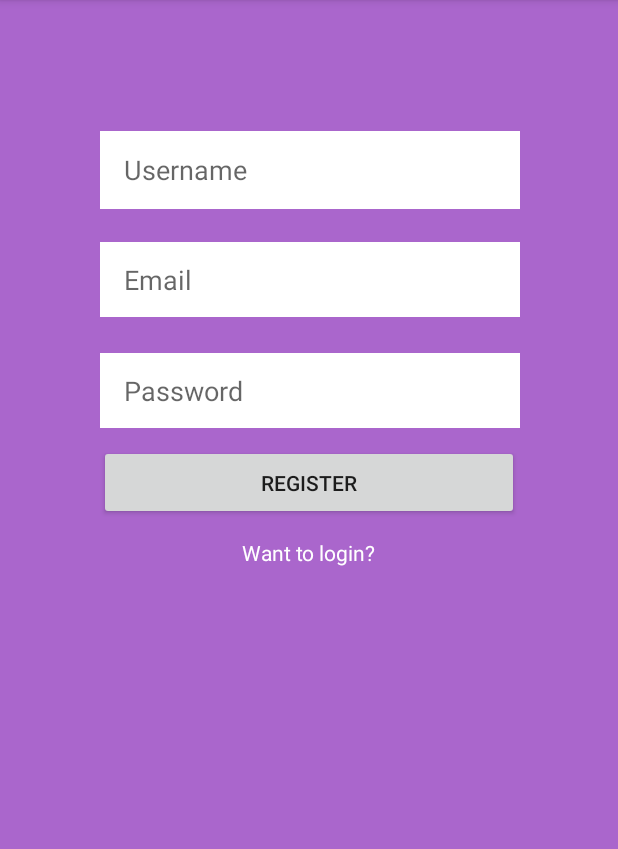
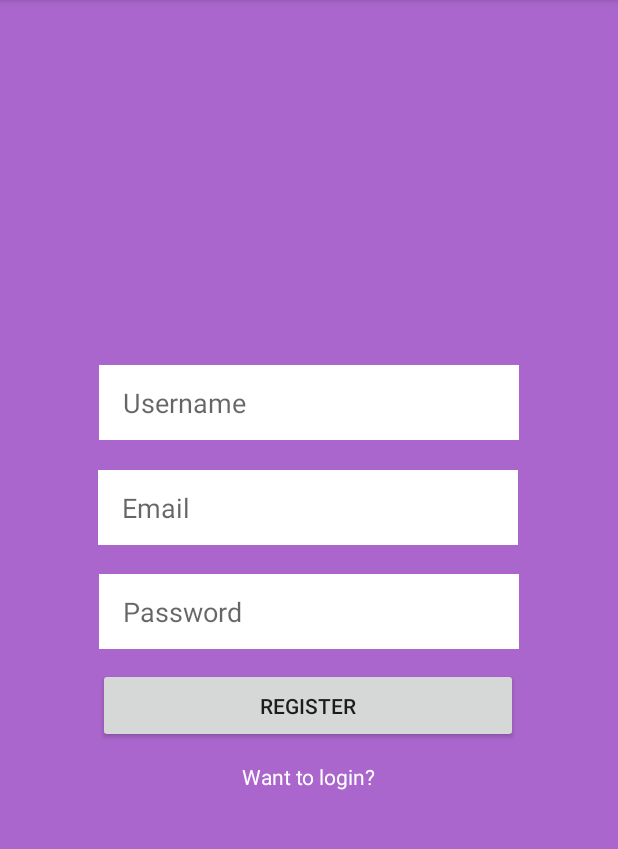
Before and after one commit to simenghe/Messaging, an Android app: the screen it shows after launch (MainActivity), after a tap on "REGISTER", on a phone screen of 412 x 824 dp, the part 84-933 px from its top. Run offline under Robolectric (Android 15) with nearby library versions, the phone set to English and light mode, and no system bars; our stand-ins replace Firebase (no records; nobody signed in at launch, a user with empty details on screens opened directly).

```diff
--- a/app/build.gradle
+++ b/app/build.gradle
@@ -24,6 +24,8 @@ android {
 
 dependencies {
     implementation'com.google.firebase:firebase-core:16.0.0'
+    implementation 'com.google.firebase:firebase-auth:16.0.3'
+
     implementation fileTree(dir: 'libs', include: ['*.jar'])
     implementation"org.jetbrains.kotlin:kotlin-stdlib-jdk7:$kotlin_version"
     //noinspection GradleCompatible
--- a/app/src/main/java/com/example/simen/newmessages/MainActivity.kt
+++ b/app/src/main/java/com/example/simen/newmessages/MainActivity.kt
@@ -6,6 +6,7 @@ import android.support.v7.app.AppCompatActivity
 import android.os.Bundle
 import android.util.Log
 import android.view.View
+import com.google.firebase.auth.FirebaseAuth
 import kotlinx.android.synthetic.main.activity_main.*
 
 class MainActivity : AppCompatActivity() {
@@ -19,6 +20,13 @@ class MainActivity : AppCompatActivity() {
             val password=editPassword.text.toString()
             Log.d("MainActivity","This is your password "+ password)
             //Firebase first time.
+
+            FirebaseAuth.getInstance().createUserWithEmailAndPassword(email,password)
+                    .addOnCompleteListener{
+                        if(!it.isSuccessful) return@addOnCompleteListener
+                        //else if successfull
+                        Log.d("Main","Success:${it.result.user.uid}")
+                    }
         }
         txtLogin.setOnClickListener{
             Log.d("MainActivity","Show login activity")
--- a/app/src/main/res/layout/activity_main.xml
+++ b/app/src/main/res/layout/activity_main.xml
@@ -10,28 +10,26 @@
     <EditText
         android:id="@+id/editUser"
         android:layout_width="280dp"
-        android:layout_height="52dp"
+        android:layout_height="50dp"
         android:layout_marginBottom="8dp"
         android:layout_marginEnd="8dp"
         android:layout_marginLeft="8dp"
         android:layout_marginRight="8dp"
         android:layout_marginStart="8dp"
         android:layout_marginTop="8dp"
-        android:paddingLeft="16dp"
         android:background="@android:color/background_light"
         android:ems="10"
         android:hint="@string/editUser"
         android:inputType="text"
+        android:paddingLeft="16dp"
         app:layout_constraintBottom_toBottomOf="parent"
         app:layout_constraintEnd_toEndOf="parent"
-        app:layout_constraintHorizontal_bias="0.505"
         app:layout_constraintStart_toStartOf="parent"
         app:layout_constraintTop_toTopOf="parent"
-        app:layout_constraintVertical_bias="0.113" />
+        app:layout_constraintVertical_bias="0.335" />
 
     <EditText
         android:id="@+id/editEmail"
-        android:paddingLeft="16dp"
         android:layout_width="280dp"
         android:layout_height="50dp"
         android:layout_marginBottom="8dp"
@@ -44,16 +42,16 @@
         android:ems="10"
         android:hint="@string/editEmail"
         android:inputType="textEmailAddress"
+        android:paddingLeft="16dp"
         app:layout_constraintBottom_toBottomOf="parent"
         app:layout_constraintEnd_toEndOf="parent"
-        app:layout_constraintHorizontal_bias="0.505"
+        app:layout_constraintHorizontal_bias="0.495"
         app:layout_constraintStart_toStartOf="parent"
         app:layout_constraintTop_toTopOf="parent"
-        app:layout_constraintVertical_bias="0.218" />
+        app:layout_constraintVertical_bias="0.435" />
 
     <EditText
         android:id="@+id/editPassword"
-        android:paddingLeft="16dp"
         android:layout_width="280dp"
         android:layout_height="50dp"
         android:layout_marginBottom="8dp"
@@ -66,12 +64,12 @@
         android:ems="10"
         android:hint="@string/editPassword"
         android:inputType="textPassword"
+        android:paddingLeft="16dp"
         app:layout_constraintBottom_toBottomOf="parent"
         app:layout_constraintEnd_toEndOf="parent"
-        app:layout_constraintHorizontal_bias="0.505"
         app:layout_constraintStart_toStartOf="parent"
         app:layout_constraintTop_toTopOf="parent"
-        app:layout_constraintVertical_bias="0.324" />
+        app:layout_constraintVertical_bias="0.534" />
 
     <Button
         android:id="@+id/btnRegister"
@@ -86,10 +84,10 @@
         android:text="REGISTER"
         app:layout_constraintBottom_toBottomOf="parent"
         app:layout_constraintEnd_toEndOf="parent"
-        app:layout_constraintHorizontal_bias="0.498"
+        app:layout_constraintHorizontal_bias="0.495"
         app:layout_constraintStart_toStartOf="parent"
         app:layout_constraintTop_toBottomOf="@+id/editPassword"
-        app:layout_constraintVertical_bias="0.008" />
+        app:layout_constraintVertical_bias="0.018" />
 
     <TextView
         android:id="@+id/txtLogin"
@@ -100,11 +98,11 @@
         android:layout_marginLeft="8dp"
         android:layout_marginRight="8dp"
         android:layout_marginStart="8dp"
+        android:text="Want to login?"
         android:textColor="@android:color/white"
-        android:text="Want to login?"
         app:layout_constraintBottom_toBottomOf="parent"
         app:layout_constraintEnd_toEndOf="parent"
         app:layout_constraintStart_toStartOf="parent"
         app:layout_constraintTop_toBottomOf="@+id/btnRegister"
-        app:layout_constraintVertical_bias="0.031" />
+        app:layout_constraintVertical_bias="0.051" />
 </android.support.constraint.ConstraintLayout>
```
